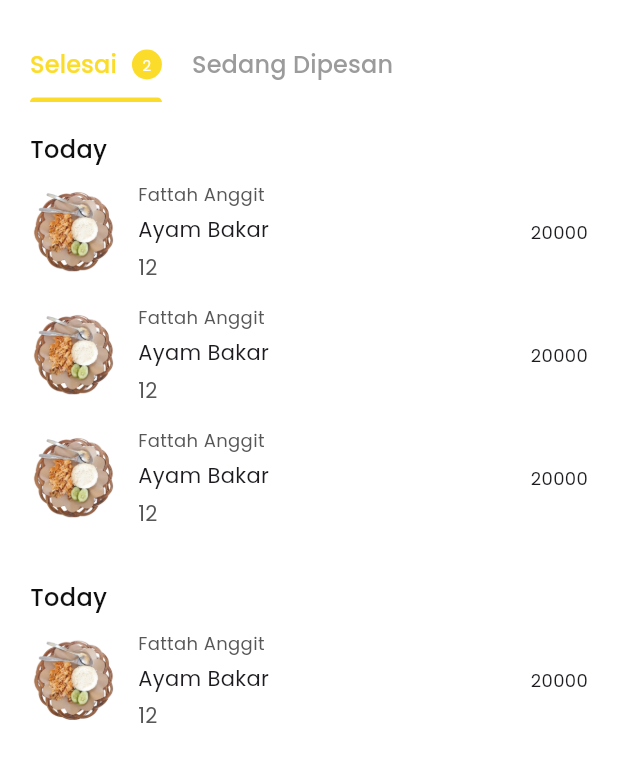
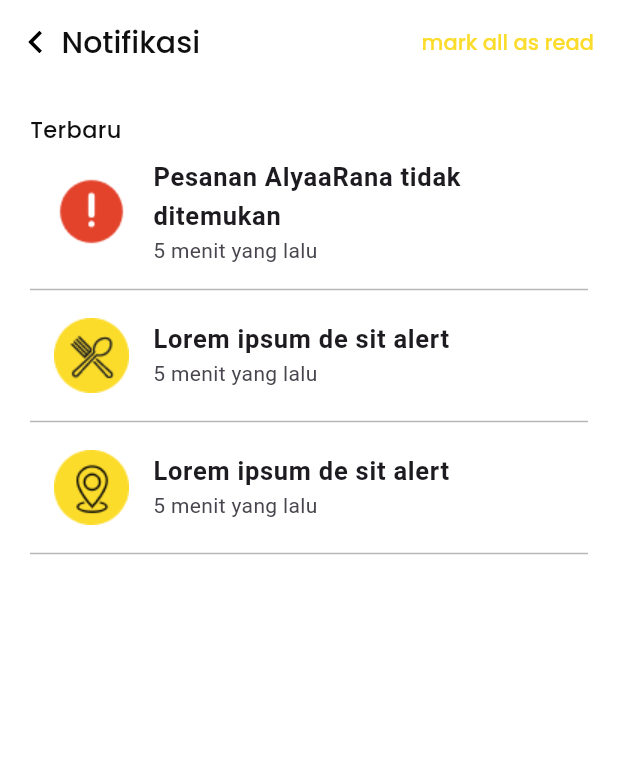
Before and after one commit to Fadzaa/ayamku-admin, a Flutter app: the screen it shows after launch, on a phone screen of 412 x 824 dp. Shown: the top 762 px of the screen. Run offline on Flutter 3.47's test engine with Material 3 defaults, Android fonts, the phone set to English and light mode, and no system bars; our stand-ins replace flutter_svg, get, google_fonts.

Commit message:
feat: [BW] add notification page

```diff
--- /dev/null
+++ b/lib/app/pages/features/notification_page/notification_page_view.dart
@@ -0,0 +1,113 @@
+import 'package:flutter/material.dart';
+import 'package:flutter/widgets.dart';
+import 'package:flutter_svg/flutter_svg.dart';
+import '../../../../common/theme.dart';
+import '../../../../common/constant.dart';
+
+class NotificationPageView extends StatelessWidget {
+  const NotificationPageView({super.key});
+
+  @override
+  Widget build(BuildContext context) {
+    return Scaffold(
+      appBar: AppBar(
+        backgroundColor: baseColor,
+        automaticallyImplyLeading: false,
+
+        title: Row(
+          children: [
+            SvgPicture.asset(
+              icBack,
+              width: 15,
+              height: 15,
+            ),
+            SizedBox(width: 10),
+            Text(
+              "Notifikasi ",
+              style: txtTitlePage.copyWith(
+                color: blackColor,
+              ),
+            ),
+            Spacer(),
+            Text(
+              "mark all as read",
+              style: txtTitlePage.copyWith(
+                fontSize: 14,
+                color: primaryColor,
+              )
+            ),
+          ],
+        )
+      ),
+      backgroundColor: baseColor,
+      body: SafeArea(
+        child: SingleChildScrollView(
+          child: Padding(
+            padding: EdgeInsets.all(20.0),
+            child: Column(
+              crossAxisAlignment: CrossAxisAlignment.start,
+              children: [
+                Text(
+                "Terbaru",
+                style: txtTitlePage.copyWith(
+                  fontSize: 15,
+                  color: blackColor,
+                ),
+              ),
+
+              ListTile(
+                  leading: Image(
+                    image: AssetImage(icWarning),
+                    width: 50,
+                    height: 50,
+                  ),
+                  title: const Text(
+                    "Pesanan AlyaaRana tidak ditemukan",
+                    style: TextStyle(fontSize: 17, fontWeight: FontWeight.w600),
+                  ),
+                  subtitle: const Text(
+                      "5 menit yang lalu"),
+                ),
+              Divider(
+                color: blackColor80,
+              ),
+              ListTile(
+                  leading: Image(
+                    image: AssetImage(icSpoon),
+                    width: 50,
+                    height: 50,
+                  ),
+                  title: const Text(
+                    "Lorem ipsum de sit alert",
+                    style: TextStyle(fontSize: 17, fontWeight: FontWeight.w600),
+                  ),
+                  subtitle: const Text(
+                      "5 menit yang lalu"),
+                ),
+              Divider(
+                color: blackColor80,
+              ),
+              ListTile(
+                  leading: Image(
+                    image: AssetImage(icLocation),
+                    width: 50,
+                    height: 50,
+                  ),
+                  title: const Text(
+                    "Lorem ipsum de sit alert",
+                    style: TextStyle(fontSize: 17, fontWeight: FontWeight.w600),
+                  ),
+                  subtitle: const Text(
+                      "5 menit yang lalu"),
+                ),
+                Divider(
+                color: blackColor80,
+              ),
+              ],
+            )
+            )
+          ),
+        ),
+    );
+  }
+}
--- a/lib/app/router/app_pages.dart
+++ b/lib/app/router/app_pages.dart
@@ -2,6 +2,8 @@ import 'package:ayamku_admin/app/pages/features/history_page/history_page_bindin
 import 'package:ayamku_admin/app/pages/features/history_page/history_page_view.dart';
 import 'package:ayamku_admin/app/pages/features/home_page/home_page_binding.dart';
 import 'package:ayamku_admin/app/pages/features/home_page/home_page_view.dart';
+import 'package:ayamku_admin/app/pages/features/notification_page/empty_notification_page.dart';
+import 'package:ayamku_admin/app/pages/features/notification_page/notification_page_view.dart';
 import 'package:ayamku_admin/app/pages/features/order_page/order_page_binding.dart';
 import 'package:ayamku_admin/app/pages/features/order_page/order_page_view.dart';
 import 'package:get/get.dart';
@@ -15,7 +17,7 @@ class AppPages {
 
   AppPages._();
 
-  static const INITIAL = Routes.DETAIL_ORDER_PAGE;
+  static const INITIAL = Routes.NOTIF_MANAGEMENT;
 
   static final routes = [
     GetPage(
@@ -49,7 +51,17 @@ class AppPages {
       binding: HistoryPageBinding(),
       transition: Transition.noTransition,
     ),
-
-
+    GetPage(
+      name: _Paths.EMPTY_NOTIFICATION,
+      page: () => const EmptyNotificationPageView(),
+      binding: HistoryPageBinding(),
+      transition: Transition.noTransition,
+    ),
+    GetPage(
+      name: _Paths.NOTIF_MANAGEMENT,
+      page: () => const NotificationPageView(),
+      binding: HistoryPageBinding(),
+      transition: Transition.noTransition,
+    ),
   ];
 }
--- a/lib/app/router/app_routes.dart
+++ b/lib/app/router/app_routes.dart
@@ -8,6 +8,8 @@ abstract class Routes {
   static const ORDER_PAGE = _Paths.ORDER_PAGE;
   static const DETAIL_ORDER_PAGE = _Paths.DETAIL_ORDER_PAGE;
   static const HISTORY_PAGE = _Paths.HISTORY_PAGE;
+  static const EMPTY_NOTIFICATION = _Paths.EMPTY_NOTIFICATION;
+  static const NOTIF_MANAGEMENT = _Paths.NOTIF_MANAGEMENT;
 }
 
 abstract class _Paths {
@@ -18,6 +20,6 @@ abstract class _Paths {
   static const ORDER_PAGE = '/order-page';
   static const HISTORY_PAGE = '/history-page';
   static const DETAIL_ORDER_PAGE = '/detail-order-page';
-
-
+  static const EMPTY_NOTIFICATION = '/empty-notification';
+  static const NOTIF_MANAGEMENT = '/notif-management';
 }
--- a/lib/common/constant.dart
+++ b/lib/common/constant.dart
@@ -9,6 +9,11 @@ String icProduct = '${images}ic_product.png';
 String icPromo = '${images}ic_promo.png';
 String icVoucher = '${images}ic_voucher.png';
 String sampleImage = '${images}sample_image.png';
+String imgEmptyNotif = '${images}empty_notification.png';
+String icLocation = '${images}ic_location.png';
+String icSpoon = '${images}ic_spoon.png';
+String icWarning = '${images}ic_warning.png';
+
 
 
 //CONSTANT SVG
@@ -19,3 +24,4 @@ String icProducts = '${svgImages}ic_products.svg';
 String icCancel = '${svgImages}ic_cancel.svg';
 String icTotalDelivery = '${svgImages}ic_total_delivery.svg';
 String icTotalPickup = '${svgImages}ic_total_pickup.svg';
+String icBack = '${svgImages}ic_back.svg';
```
Also changed, not shown: lib/app/pages/features/notification_page/empty_notification_page.dart (added, +70 -0 lines), lib/app/pages/features/notification_page/notfication_binding.dart (added, +9 -0 lines), lib/app/pages/features/notification_page/notification_controller.dart (added, +20 -0 lines), assets/image/empty_notification.png (added), assets/image/ic_location.png (added), assets/image/ic_spoon.png (added), assets/image/ic_warning.png (added), assets/svg/ic_back.svg (added).
